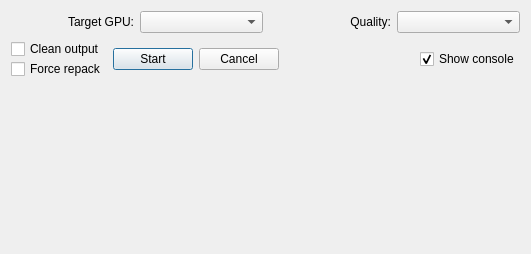
The window that Sources/Tools/QtTools/ReloadSprites/DialogReloadSprites.ui (xaoctech/dava.engine) describes before a commit, drawn with Qt 5.
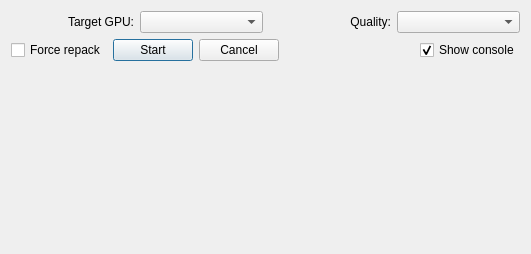
The same window after the commit. Custom widgets are drawn as their Qt base class.

Commit message: [DF-2379] Removed checkbox with clean output

The edit to the form file:
```diff
--- a/Sources/Tools/QtTools/ReloadSprites/DialogReloadSprites.ui
+++ b/Sources/Tools/QtTools/ReloadSprites/DialogReloadSprites.ui
@@ -22,7 +22,10 @@
   <property name="modal">
    <bool>true</bool>
   </property>
-  <layout class="QVBoxLayout" name="verticalLayout_2">
+  <layout class="QVBoxLayout" name="verticalLayout">
+   <property name="sizeConstraint">
+    <enum>QLayout::SetDefaultConstraint</enum>
+   </property>
    <item>
     <layout class="QHBoxLayout" name="horizontalLayout">
      <item>
@@ -71,36 +74,20 @@
     </layout>
    </item>
    <item>
-    <layout class="QHBoxLayout" name="horizontalLayout_3">
-     <item>
-      <layout class="QVBoxLayout" name="verticalLayout">
-       <property name="spacing">
-        <number>0</number>
-       </property>
-       <item>
-        <widget class="QCheckBox" name="checkBox_clean">
-         <property name="whatsThis">
-          <string>Cleaer $process folder </string>
-         </property>
-         <property name="layoutDirection">
-          <enum>Qt::LeftToRight</enum>
-         </property>
-         <property name="text">
-          <string>Clean output</string>
-         </property>
-        </widget>
-       </item>
+    <layout class="QHBoxLayout" name="horizontalLayout_2">
        <item>
         <widget class="QCheckBox" name="checkBox_repack">
+       <property name="whatsThis">
+        <string>Cleaer $process folder </string>
+       </property>
+       <property name="layoutDirection">
+        <enum>Qt::LeftToRight</enum>
+       </property>
          <property name="text">
           <string>Force repack</string>
          </property>
         </widget>
        </item>
-      </layout>
-     </item>
-     <item>
-      <layout class="QHBoxLayout" name="horizontalLayout_2">
        <item>
         <widget class="QPushButton" name="pushButton_start">
          <property name="whatsThis">
@@ -140,8 +127,6 @@
           <bool>true</bool>
          </property>
         </widget>
-       </item>
-      </layout>
      </item>
     </layout>
    </item>
```
Lines whose indentation alone changed are shown as unchanged. The commit also changes 1 other file.
